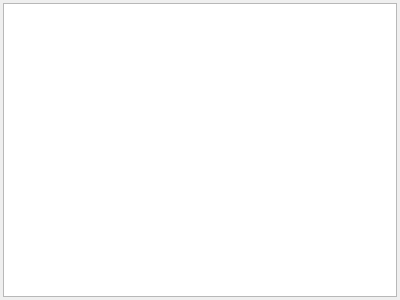
The window that quickevent/app/plugins/qml/Runs/src/eventstatisticswidget.ui (Quick-Event/quickbox) describes before a commit, drawn with Qt 5.
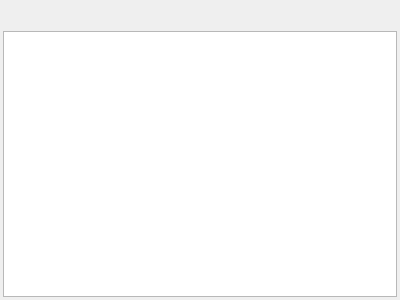
The same window after the commit. Icons and pictures are not drawn. Custom widgets are drawn as their Qt base class.

Commit message:
quickevent: [#73] Implement event statistics dock view, part II
columns:
* free map count
* competitors not finished

Patch:
```diff
--- a/quickevent/app/plugins/qml/Runs/src/eventstatisticswidget.ui
+++ b/quickevent/app/plugins/qml/Runs/src/eventstatisticswidget.ui
@@ -29,6 +29,60 @@
    <property name="bottomMargin">
     <number>3</number>
    </property>
+   <item>
+    <widget class="QFrame" name="frame">
+     <property name="frameShape">
+      <enum>QFrame::NoFrame</enum>
+     </property>
+     <property name="frameShadow">
+      <enum>QFrame::Raised</enum>
+     </property>
+     <layout class="QHBoxLayout" name="horizontalLayout">
+      <property name="spacing">
+       <number>3</number>
+      </property>
+      <property name="leftMargin">
+       <number>5</number>
+      </property>
+      <property name="topMargin">
+       <number>1</number>
+      </property>
+      <property name="rightMargin">
+       <number>5</number>
+      </property>
+      <property name="bottomMargin">
+       <number>1</number>
+      </property>
+      <item>
+       <spacer name="horizontalSpacer">
+        <property name="orientation">
+         <enum>Qt::Horizontal</enum>
+        </property>
+        <property name="sizeHint" stdset="0">
+         <size>
+          <width>345</width>
+          <height>20</height>
+         </size>
+        </property>
+       </spacer>
+      </item>
+      <item>
+       <widget class="QToolButton" name="btReload">
+        <property name="toolTip">
+         <string>Reload table</string>
+        </property>
+        <property name="icon">
+         <iconset resource="../../../../../../libqf/libqfqmlwidgets/images/flat/flat.qrc">
+          <normaloff>:/qf/qmlwidgets/images/flat/reload.svg</normaloff>:/qf/qmlwidgets/images/flat/reload.svg</iconset>
+        </property>
+        <property name="autoRaise">
+         <bool>true</bool>
+        </property>
+       </widget>
+      </item>
+     </layout>
+    </widget>
+   </item>
    <item>
     <widget class="qf::qmlwidgets::TableView" name="tableView"/>
    </item>
```
Left out of the diff: 4 changed lines with no effect on the pictures. The commit also changes 2 other files.
